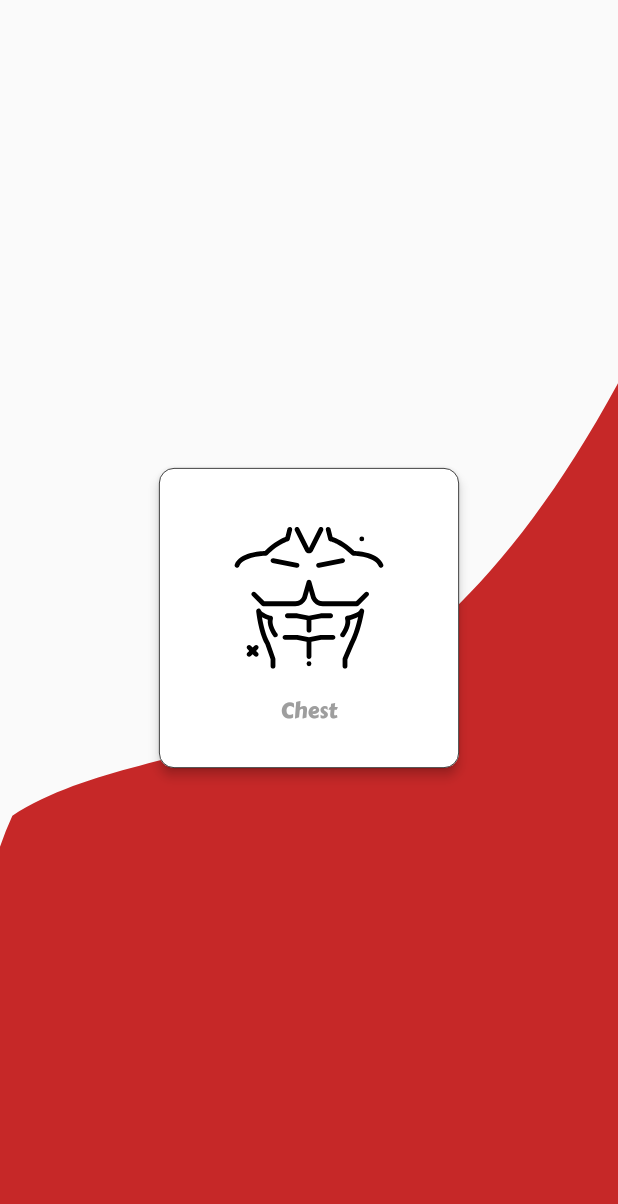
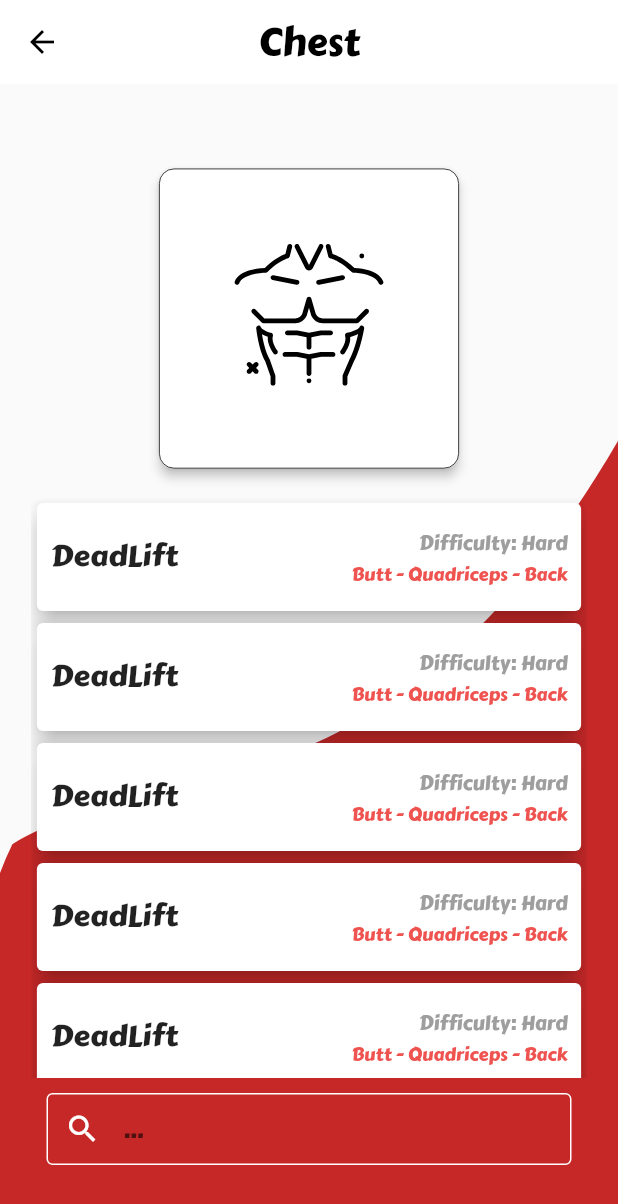
Before and after one commit to mcuv3/Tracktion, a Flutter app: the ExerciseScreen screen opened by its route, after a tap on "Chest", on a phone screen of 412 x 824 dp. Shown: the top 1204 px of the screen. Run offline on Flutter 3.47's test engine with Material 2 defaults, Android fonts, the phone set to English and light mode, and no system bars; our stand-ins replace bloc, flutter_bloc, flutter_svg.

Commit message:
Search Exercise Screen

```diff
--- a/lib/colors/custom_colors.dart
+++ b/lib/colors/custom_colors.dart
@@ -4,6 +4,7 @@ extension CustomColorScheme on ColorScheme {
   Color get exercise => const Color(0xFF000000);
   Color get exerciseLight => const Color(0xFF9E9E9E);
   Color get routines => const Color(0xFFC62828);
+  Color get routinesLight => const Color(0xFFEF5350);
   Color get workouts => const Color(0xFF616161);
   Color get analysis => const Color(0xFF00838F);
 }
--- a/lib/main.dart
+++ b/lib/main.dart
@@ -23,6 +23,8 @@ class MyApp extends StatelessWidget {
             primaryColor: Color(0xFFB71C1C),
             accentColor: Color(0xFF9E9E9E),
             visualDensity: VisualDensity.adaptivePlatformDensity,
+            // textTheme: ThemeData.light().textTheme.copyWith(
+            //     body2: TextStyle(fontSize: 20, fontWeight: FontWeight.bold)),
             buttonTheme: const ButtonThemeData(
               shape: RoundedRectangleBorder(
                 borderRadius: BorderRadius.all(
--- a/lib/screens/search-exercise.dart
+++ b/lib/screens/search-exercise.dart
@@ -1,12 +1,20 @@
 import 'package:flutter/material.dart';
 import 'package:tracktion/models/boyd-parts.dart';
+import 'package:tracktion/widgets/ExerciseItem.dart';
+import 'package:tracktion/widgets/InputSearch.dart';
+import '../colors/custom_colors.dart';
 import 'package:tracktion/shapes/AbstractShape.dart';
 import 'package:tracktion/shapes/exercise-search-shape.dart';
 import 'package:tracktion/widgets/body-part.dart';
 import '../colors/custom_colors.dart';
 
 class SearchExercise extends StatelessWidget {
-  static const routeName = '/search-exercise';
+  final _controller = TextEditingController();
+  static const routeName = '/exercise-search';
+
+  void searchHandler(String val) {
+    print(val);
+  }
 
   @override
   Widget build(BuildContext context) {
@@ -14,6 +22,17 @@ class SearchExercise extends StatelessWidget {
     final bodyPart = ModalRoute.of(context).settings.arguments as BodyPart;
 
     return Scaffold(
+      appBar: AppBar(
+          elevation: 0,
+          iconTheme: IconThemeData(
+            color: Colors.black, //change your color here
+          ),
+          titleSpacing: 0,
+          backgroundColor: Colors.white,
+          title: Text(bodyPart.toString().split('.')[1],
+              style: TextStyle(
+                  color: Theme.of(context).colorScheme.exercise, fontSize: 25)),
+          centerTitle: true),
       body: Stack(
         children: [
           AbstractShape(
@@ -22,8 +41,38 @@ class SearchExercise extends StatelessWidget {
             shape: ExerciseSearchShape(Theme.of(context).colorScheme.routines),
           ),
           Center(
-              child: Hero(
-                  tag: bodyPart, child: BodyPartWidget(bodyPart, 200, 200)))
+            child: SingleChildScrollView(
+              child: Column(
+                mainAxisAlignment: MainAxisAlignment.start,
+                children: [
+                  Padding(
+                    padding:
+                        const EdgeInsets.symmetric(vertical: 15, horizontal: 0),
+                    child: Hero(
+                        tag: bodyPart,
+                        child: BodyPartWidget(bodyPart, false, 200, 200)),
+                  ),
+                  Container(
+                    height: query.size.height * 0.47,
+                    width: query.size.width * 0.9,
+                    child: ListView.builder(
+                      itemBuilder: (ctx, i) => ExerciseItem(),
+                      itemCount: 26,
+                    ),
+                  ),
+                  Container(
+                    width: 350,
+                    margin: EdgeInsets.symmetric(vertical: 10, horizontal: 0),
+                    child: InputSearch(
+                        change: searchHandler,
+                        controller: _controller,
+                        textColor: Colors.white,
+                        fillColor: Colors.transparent),
+                  )
+                ],
+              ),
+            ),
+          )
         ],
       ),
     );
--- /dev/null
+++ b/lib/widgets/ExerciseItem.dart
@@ -0,0 +1,37 @@
+import 'package:flutter/material.dart';
+import '../colors/custom_colors.dart';
+
+class ExerciseItem extends StatelessWidget {
+  @override
+  Widget build(BuildContext context) {
+    return Card(
+      shadowColor: Colors.black,
+      elevation: 6,
+      child: Padding(
+        padding: const EdgeInsets.all(4),
+        child: ListTile(
+          contentPadding: EdgeInsets.symmetric(vertical: 0, horizontal: 5),
+          tileColor: Colors.white,
+          title: Text(
+            'Difficulty: Hard',
+            textAlign: TextAlign.end,
+            style:
+                TextStyle(color: Theme.of(context).colorScheme.exerciseLight),
+          ),
+          leading: Text(
+            'DeadLift',
+            style: Theme.of(context).textTheme.title,
+            textAlign: TextAlign.start,
+          ),
+          dense: true,
+          subtitle: Text(
+            'Butt - Quadriceps - Back ',
+            textAlign: TextAlign.end,
+            style:
+                TextStyle(color: Theme.of(context).colorScheme.routinesLight),
+          ),
+        ),
+      ),
+    );
+  }
+}
--- /dev/null
+++ b/lib/widgets/InputSearch.dart
@@ -0,0 +1,63 @@
+import 'package:flutter/material.dart';
+
+class InputSearch extends StatefulWidget {
+  final Color textColor;
+  final Color fillColor;
+  final TextEditingController controller;
+  final Function change;
+  InputSearch(
+      {@required this.textColor,
+      @required this.fillColor,
+      @required this.change,
+      this.controller});
+
+  @override
+  _InputSearchState createState() => _InputSearchState();
+}
+
+class _InputSearchState extends State<InputSearch> {
+  @override
+  Widget build(BuildContext context) {
+    return TextFormField(
+        onChanged: (val) {
+          setState(() {});
+          widget.change(val);
+        },
+        controller: widget.controller,
+        style: TextStyle(color: Colors.white),
+        cursorRadius: Radius.circular(10),
+        decoration: InputDecoration(
+            suffixIcon: widget.controller.text == ''
+                ? null
+                : IconButton(
+                    icon: Icon(Icons.clear),
+                    onPressed: () {
+                      widget.controller.clear();
+                    },
+                    color: widget.textColor,
+                    iconSize: 24,
+                  ),
+            prefixIcon: Icon(
+              Icons.search,
+              color: widget.textColor,
+              size: 24,
+            ),
+            fillColor: widget.fillColor,
+            filled: true,
+            disabledBorder: OutlineInputBorder(
+              borderSide: BorderSide(color: widget.textColor, width: 1),
+            ),
+            enabledBorder: OutlineInputBorder(
+              borderSide: BorderSide(color: widget.textColor, width: 1),
+            ),
+            border: OutlineInputBorder(
+                borderRadius: BorderRadius.circular(12),
+                borderSide: BorderSide(
+                    style: BorderStyle.none,
+                    color: widget.textColor,
+                    width: 10.0)),
+            isDense: true,
+            contentPadding: EdgeInsets.all(8),
+            hintText: ' ... '));
+  }
+}
--- a/lib/widgets/body-part.dart
+++ b/lib/widgets/body-part.dart
@@ -7,7 +7,9 @@ class BodyPartWidget extends StatelessWidget {
   final double width;
   final double height;
   final BodyPart bodyPart;
-  BodyPartWidget(this.bodyPart, [this.width = 110, this.height = 110]);
+  final bool withTitle;
+  BodyPartWidget(this.bodyPart,
+      [this.withTitle = true, this.width = 110, this.height = 110]);
 
   @override
   Widget build(BuildContext context) {
@@ -70,11 +72,12 @@ class BodyPartWidget extends StatelessWidget {
               SizedBox(
                 height: 5,
               ),
-              Text(
-                bodyPart.toString().split('.')[1],
-                style: TextStyle(
-                    color: Theme.of(context).colorScheme.exerciseLight),
-              )
+              if (withTitle)
+                Text(
+                  bodyPart.toString().split('.')[1],
+                  style: TextStyle(
+                      color: Theme.of(context).colorScheme.exerciseLight),
+                )
             ],
           )),
     );
```
